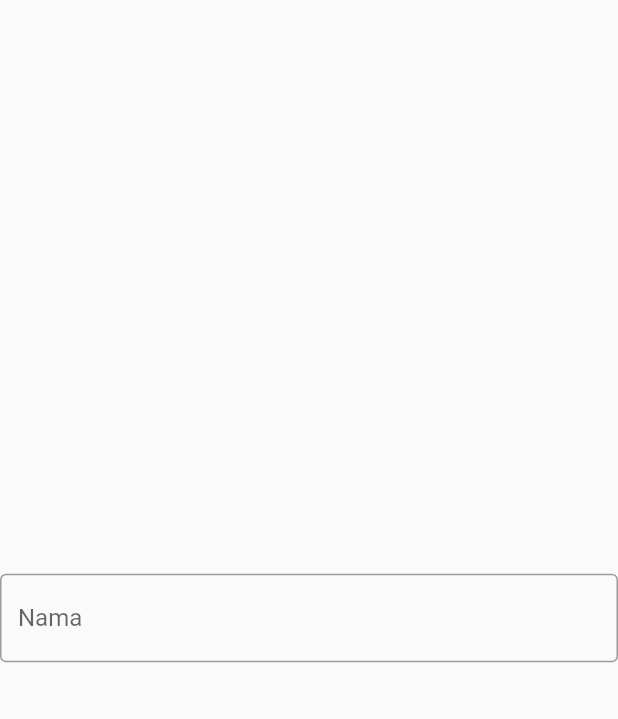
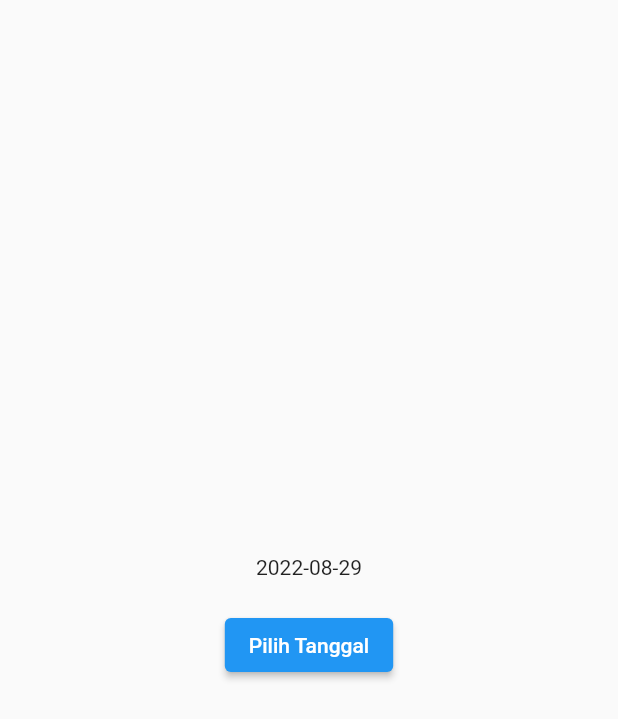
Before and after one commit to laudryfadian/flutter-fundamental-1, a Flutter app: the screen it shows after launch, on a phone screen of 412 x 824 dp. Shown: the top 719 px of the screen. Run offline on Flutter 3.47's test engine with Material 2 defaults, Android fonts, the phone set to English and light mode, and no system bars.

Commit message:
Update datepicker

```diff
--- a/lib/main.dart
+++ b/lib/main.dart
@@ -30,23 +30,44 @@
 }
 
 class _MyLayoutState extends State<MyLayout> {
+  // Variable/State untuk mengambil tanggal
+  DateTime selectedDate = DateTime.now();
+
+  //  Initial SelectDate FLutter
+  Future<void> _selectDate(BuildContext context) async {
+    // Initial DateTime FIinal Picked
+    final DateTime? picked = await showDatePicker(
+        context: context,
+        initialDate: selectedDate,
+        firstDate: DateTime(2015, 8),
+        lastDate: DateTime(2101));
+    if (picked != null && picked != selectedDate) {
+      setState(() {
+        selectedDate = picked;
+      });
+    }
+  }
+
   @override
   Widget build(BuildContext context) {
-    return const Scaffold(
+    return Scaffold(
       body: Center(
-        //   child: ElevatedButton(
-        //     child: const Text('Show alert'),
-        //     onPressed: () {
-        //       showAlertDialog(context);
-        //     },
-        //   ),
-        // ),
-        child: TextField(
-          obscureText: false,
-          decoration: InputDecoration(
-            border: OutlineInputBorder(),
-            labelText: 'Nama',
-          ),
+        child: Column(
+          mainAxisSize: MainAxisSize.min,
+          children: <Widget>[
+            Text("${selectedDate.toLocal()}".split(' ')[0]),
+            const SizedBox(
+              height: 20.0,
+            ),
+            ElevatedButton(
+              onPressed: () => {
+                _selectDate(context),
+                // ignore: avoid_print
+                print(selectedDate.day + selectedDate.month + selectedDate.year)
+              },
+              child: const Text('Pilih Tanggal'),
+            ),
+          ],
         ),
       ),
     );
```
